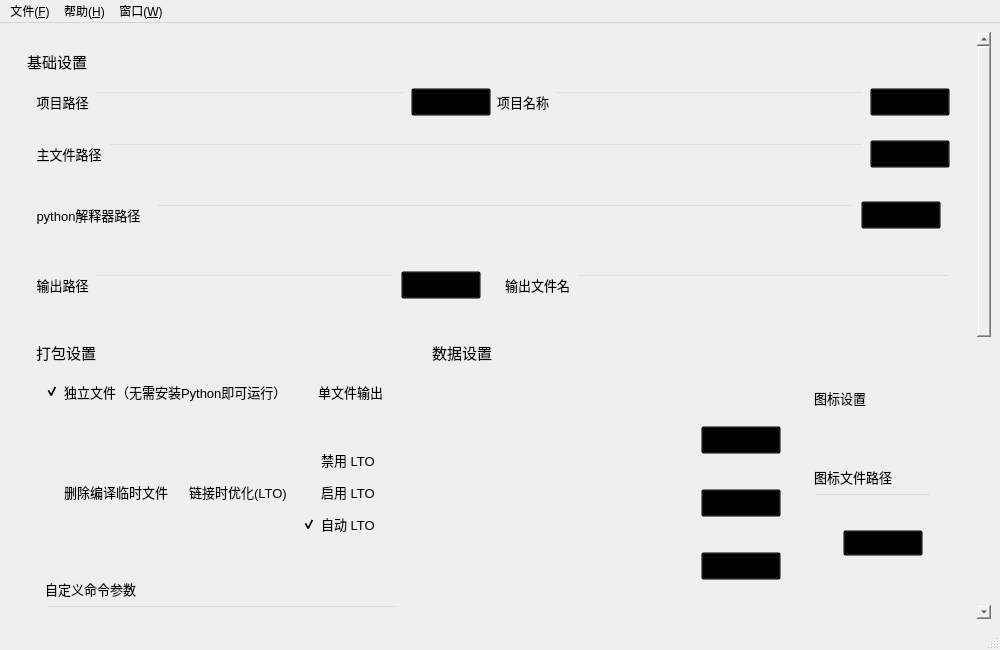
Before: the Qt Designer form forms/mainwindow.ui in Redrch/NuitkaStudio, drawn with Qt 5.
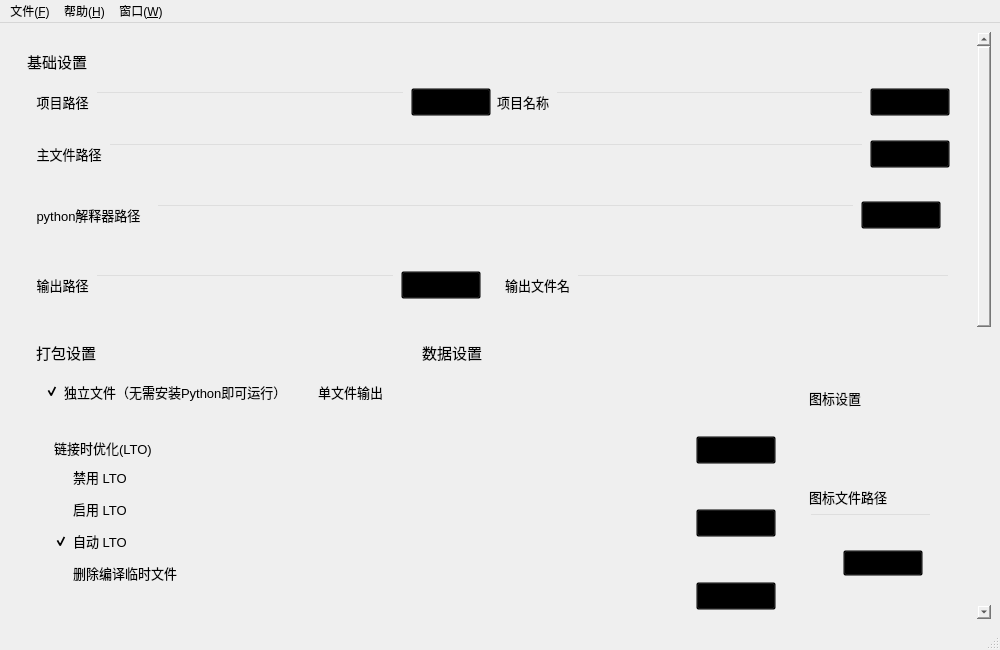
After: the same form once the commit is applied. Icons and pictures are not drawn. Custom widgets are drawn as their Qt base class.

```diff
--- a/forms/mainwindow.ui
+++ b/forms/mainwindow.ui
@@ -60,9 +60,9 @@
            <property name="geometry">
             <rect>
              <x>0</x>
-             <y>-392</y>
+             <y>-114</y>
              <width>969</width>
-             <height>1002</height>
+             <height>1026</height>
             </rect>
            </property>
            <property name="styleSheet">
@@ -372,35 +372,20 @@
                       <widget class="QWidget" name="removeOutputAndLtoWidget" native="true">
                        <layout class="QHBoxLayout" name="horizontalLayout_9">
                         <item>
-                         <widget class="ElaCheckBox" name="removeOutputCheckbox">
-                          <property name="font">
-                           <font>
-                            <pointsize>10</pointsize>
-                           </font>
-                          </property>
-                          <property name="text">
-                           <string>删除编译临时文件</string>
-                          </property>
-                         </widget>
-                        </item>
-                        <item>
-                         <widget class="QWidget" name="LtoWidget" native="true">
-                          <layout class="QHBoxLayout" name="horizontalLayout_8">
-                           <item>
-                            <widget class="ElaText" name="ltoLabel">
-                             <property name="font">
-                              <font>
-                               <pointsize>10</pointsize>
-                              </font>
-                             </property>
-                             <property name="text">
-                              <string>链接时优化(LTO)</string>
-                             </property>
-                            </widget>
-                           </item>
-                           <item>
                             <widget class="QWidget" name="widget_6" native="true">
                              <layout class="QVBoxLayout" name="verticalLayout_5">
+                           <item>
+                            <widget class="ElaText" name="ltoLabel">
+                             <property name="font">
+                              <font>
+                               <pointsize>10</pointsize>
+                              </font>
+                             </property>
+                             <property name="text">
+                              <string>链接时优化(LTO)</string>
+                             </property>
+                            </widget>
+                           </item>
                               <item>
                                <widget class="ElaCheckBox" name="ltoNo">
                                 <property name="font">
@@ -458,7 +443,16 @@
                                 </property>
                                </widget>
                               </item>
-                             </layout>
+                           <item>
+                            <widget class="ElaCheckBox" name="removeOutputCheckbox">
+                             <property name="font">
+                              <font>
+                               <pointsize>10</pointsize>
+                              </font>
+                             </property>
+                             <property name="text">
+                              <string>删除编译临时文件</string>
+                             </property>
                             </widget>
                            </item>
                           </layout>
```
Lines whose indentation alone changed are shown as unchanged.
